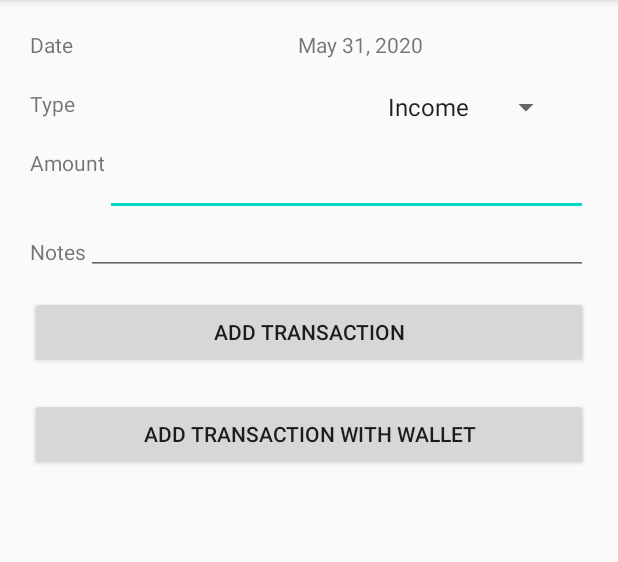
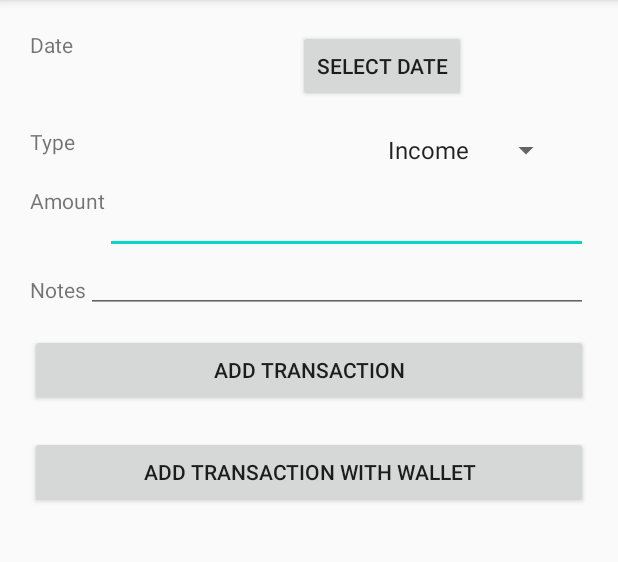
Before and after one commit to verrellrizky/MyFinance, an Android app: the add_Transaction screen opened directly, with no data from a screen before it, on a phone screen of 412 x 824 dp, the part 84-646 px from its top. Run offline under Robolectric (Android 15) with nearby library versions, the phone set to English and light mode, and no system bars.

Commit message:
Update 31 may 2020 MainActivity ada comment //TEST BARU MainActivity 57 Lines

```diff
--- a/app/build.gradle
+++ b/app/build.gradle
@@ -32,6 +32,8 @@ dependencies {
     androidTestImplementation 'androidx.test.ext:junit:1.1.1'
     androidTestImplementation 'androidx.test.espresso:espresso-core:3.2.0'
 
+    implementation 'com.google.android.material:material:1.0.0'
+
     implementation 'androidx.recyclerview:recyclerview:1.0.0'
     implementation 'androidx.cardview:cardview:1.0.0'
 }
--- a/app/src/main/java/com/example/myfinance/add_Transaction.java
+++ b/app/src/main/java/com/example/myfinance/add_Transaction.java
@@ -2,26 +2,30 @@ package com.example.myfinance;
 
 import androidx.appcompat.app.AppCompatActivity;
 
+import android.app.DatePickerDialog;
 import android.content.Intent;
 import android.os.Bundle;
 import android.view.View;
 import android.widget.AdapterView;
 import android.widget.ArrayAdapter;
 import android.widget.Button;
+import android.widget.DatePicker;
 import android.widget.EditText;
 import android.widget.Spinner;
 import android.widget.TextView;
 import android.widget.Toast;
-import java.text.DateFormat;
+
 import java.util.Calendar;
 
 public class add_Transaction extends AppCompatActivity implements AdapterView.OnItemSelectedListener{
 
-    Button addWallet, addTransaction;
+    Button addWallet, addTransaction, selectDate;
     EditText editAmount, editNotes;
     DataHelper mdb;
     Calendar calendar;
-    TextView datenow;
+    DatePicker datePicker;
+    TextView date;
+
 
     @Override
     protected void onCreate(Bundle savedInstanceState) {
@@ -30,16 +34,13 @@ public class add_Transaction extends AppCompatActivity implements AdapterView.On
 
         addWallet = findViewById(R.id.btn_add_Wallet);
         addTransaction = findViewById(R.id.btn_add);
+        selectDate = findViewById(R.id.btnCalendar);
 
         editAmount = findViewById(R.id.editAmount);
         editNotes = findViewById(R.id.editNotes);
 
-        calendar = Calendar.getInstance();
-        String dateNow = DateFormat.getDateInstance().format(calendar.getTime());
+        date = findViewById(R.id.txtDate);
 
-        datenow = findViewById(R.id.datenow);
-
-        datenow.setText(dateNow);
 
         Spinner spinner;
 
@@ -60,23 +61,45 @@ public class add_Transaction extends AppCompatActivity implements AdapterView.On
             }
         });
 
-        calendar = Calendar.getInstance();
-
         addTransaction.setOnClickListener(new View.OnClickListener() {
             @Override
             public void onClick(View v) {
                 addData();
             }
         });
+
+        selectDate.setOnClickListener(new View.OnClickListener() {
+
+
+
+            @Override
+            public void onClick(View v) {
+                DatePickerDialog datePickerDialog = new DatePickerDialog(add_Transaction.this,
+                        new DatePickerDialog.OnDateSetListener() {
+                            @Override
+                            public void onDateSet(DatePicker view, int year, int month, int dayOfMonth) {
+
+                                month = month+1;
+
+                                String selectedDate = + dayOfMonth + "/" + month + "/" + year;
+                                date.setText(selectedDate);
+                            }
+                        },0,0,0);
+                datePickerDialog.show();
+            }
+        });
+
     }
 
+
     public void addData(){
+
         Spinner spinner;
         spinner = findViewById(R.id.selectType);
         final String selected = spinner.getSelectedItem().toString();
 
         boolean isInserted = mdb.insertData(
-                datenow.getText().toString(),
+                date.getText().toString(),
                 selected,
                 editAmount.getText().toString(),
                 editNotes.getText().toString());
--- a/app/src/main/res/layout/activity_add__transaction.xml
+++ b/app/src/main/res/layout/activity_add__transaction.xml
@@ -16,14 +16,13 @@
         android:layout_marginBottom="20dp"
         />
 
-    <TextView
+    <Button
         android:layout_width="wrap_content"
         android:layout_height="wrap_content"
-        android:id="@+id/datenow"
-        android:text="Date now"
-        android:layout_marginBottom="20dp"
+        android:id="@+id/btnCalendar"
+        android:text="Select date"
+        android:layout_toRightOf="@+id/txtDate"
         android:layout_marginLeft="150dp"
-        android:layout_toRightOf="@+id/txtDate"
         />
 
     <TextView
@@ -33,15 +32,17 @@
         android:text="Type"
         android:layout_below="@+id/txtDate"
         android:layout_marginBottom="20dp"
+        android:layout_marginTop="25dp"
         />
 
     <Spinner
         android:layout_width="wrap_content"
         android:layout_height="wrap_content"
         android:id="@+id/selectType"
-        android:layout_below="@+id/txtDate"
+        android:layout_below="@+id/btnCalendar"
         android:layout_toRightOf="@+id/txtType"
         android:layout_marginLeft="200dp"
+        android:layout_marginTop="20dp"
         />
 
     <TextView
--- a/app/src/main/res/values/styles.xml
+++ b/app/src/main/res/values/styles.xml
@@ -6,6 +6,7 @@
         <item name="colorPrimary">@color/colorPrimary</item>
         <item name="colorPrimaryDark">@color/colorPrimaryDark</item>
         <item name="colorAccent">@color/colorAccent</item>
+
     </style>
 
 </resources>
```
Also changed, not shown: app/src/main/java/com/example/myfinance/MainActivity.java (+15 -3 lines), app/src/main/res/drawable/ic_add_black_24dp.xml (added, +9 -0 lines), app/src/main/res/layout/activity_main.xml (+19 -4 lines).
